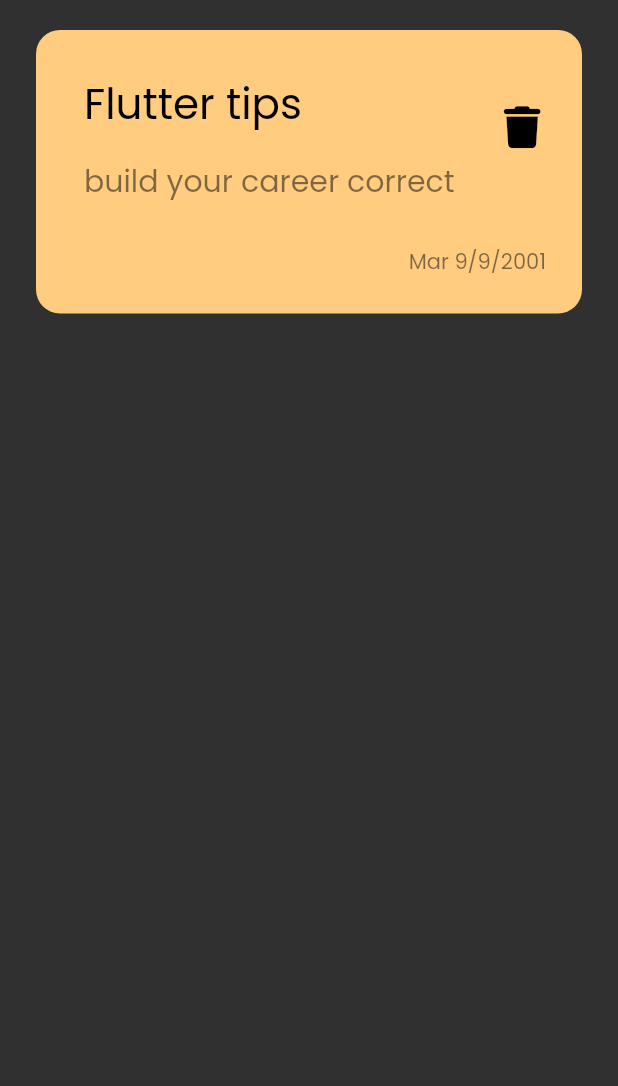
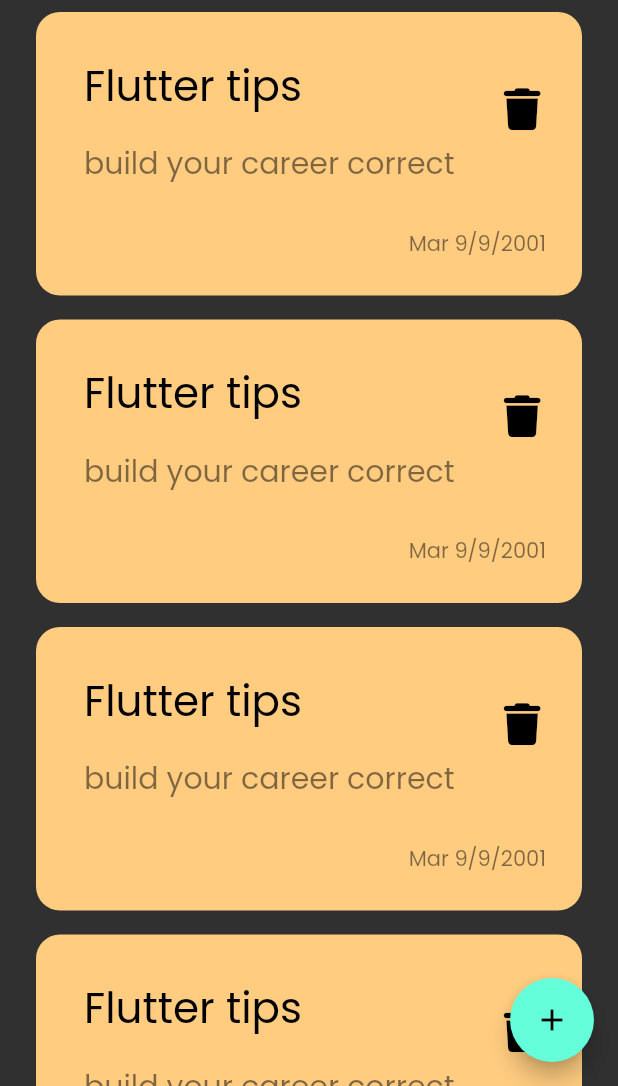
Before and after one commit to Taku-Android/Note-App, a Flutter app: the screen it shows after launch, on a phone screen of 412 x 824 dp, the part 150-1236 px from its top. Run offline on Flutter 3.47's test engine with Material 2 defaults, Android fonts, the phone set to English and light mode, and no system bars; our stand-ins replace font_awesome_flutter.

Commit message:
- create listview.builder for note_item.dart  - create floating Action button

```diff
--- a/lib/views/notes_view.dart
+++ b/lib/views/notes_view.dart
@@ -7,7 +7,15 @@ class NotesView extends StatelessWidget {
   @override
   Widget build(BuildContext context) {
     return Scaffold(
-      body: NotesViewBody(),
+      floatingActionButton: FloatingActionButton(onPressed: (){
+
+      },
+      child: const Icon(
+        Icons.add
+      ),
+
+      ),
+      body: const  NotesViewBody(),
     );
   }
 }
--- a/lib/widgets/note_item.dart
+++ b/lib/widgets/note_item.dart
@@ -8,7 +8,7 @@ class Noteitem extends StatelessWidget {
   @override
   Widget build(BuildContext context) {
     return Container(
-      padding: EdgeInsets.only(top: 24 , bottom: 24 , left: 16 ),
+      padding: const EdgeInsets.only(top: 24 , bottom: 24 , left: 16 ),
       decoration: BoxDecoration(
         color: const Color(0xffFFCC80),
         borderRadius: BorderRadius.circular(16) ,
--- /dev/null
+++ b/lib/widgets/note_list_view.dart
@@ -0,0 +1,20 @@
+
+import 'package:flutter/material.dart';
+
+import 'note_item.dart';
+
+class NotesListView extends StatelessWidget {
+  const NotesListView({Key? key}) : super(key: key);
+
+  @override
+  Widget build(BuildContext context) {
+    return ListView.builder(itemBuilder: (context , index){
+      return Padding(
+        padding: const  EdgeInsets.symmetric(vertical: 8),
+        child: Noteitem(),
+      );
+    } ,
+      itemCount: 10,
+    );
+  }
+}
--- a/lib/widgets/notes_view_body.dart
+++ b/lib/widgets/notes_view_body.dart
@@ -1,6 +1,6 @@
 import 'package:flutter/material.dart';
 import 'custom_app_bar.dart';
-import 'note_item.dart';
+import 'note_list_view.dart';
 
 class NotesViewBody extends StatelessWidget {
   const NotesViewBody({Key? key}) : super(key: key);
@@ -13,9 +13,8 @@ class NotesViewBody extends StatelessWidget {
         children: [
           SizedBox(height: 55,),
           CustomAppBar(),
-          SizedBox(height: 20,),
 
-          Noteitem(),
+          Expanded(child: NotesListView()),
 
         ],
       ),
```
